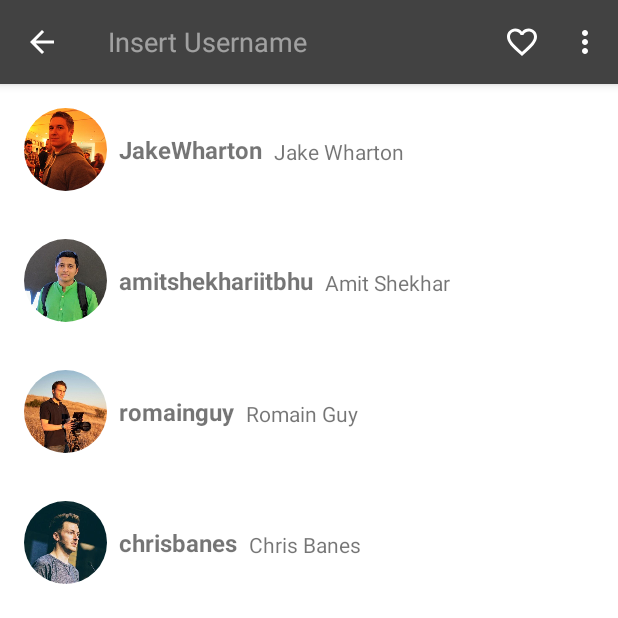
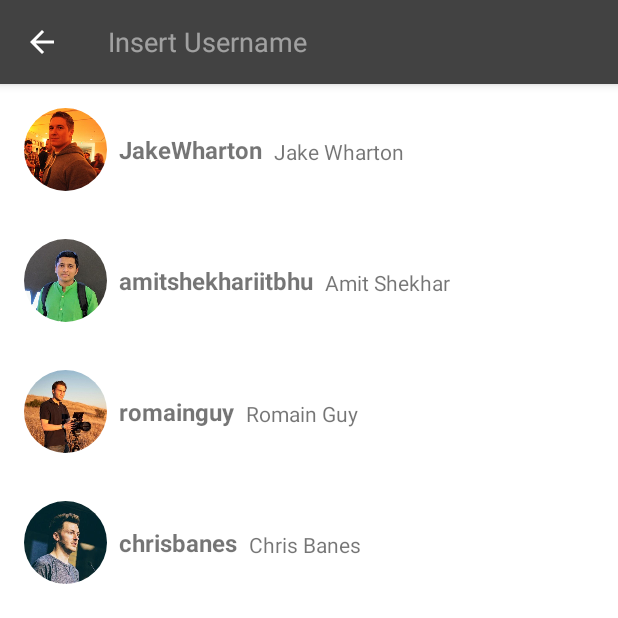
Before and after one commit to okugatafahmi/Github-User, an Android app: the screen it shows after launch (MainActivity), after a tap on "Search", on a phone screen of 412 x 824 dp, the top half of it. Run offline under Robolectric (Android 15) with nearby library versions, the phone set to English and light mode, and no system bars; our stand-ins replace CircleImageView; pictures from the network do not load.

Commit message:
style: add share icon in user detail menu and expand search view

```diff
--- a/app/src/main/java/com/okugata/githubuser/activity/favorite/UserFavoriteActivity.kt
+++ b/app/src/main/java/com/okugata/githubuser/activity/favorite/UserFavoriteActivity.kt
@@ -7,6 +7,7 @@ import android.view.MenuItem
 import androidx.activity.viewModels
 import androidx.recyclerview.widget.LinearLayoutManager
 import com.okugata.githubuser.GithubUserApplication
+import com.okugata.githubuser.R
 import com.okugata.githubuser.activity.detail.UserDetailActivity
 import com.okugata.githubuser.database.UserFavoriteViewModel
 import com.okugata.githubuser.database.UserFavoriteViewModelFactory
@@ -28,7 +29,7 @@ class UserFavoriteActivity : AppCompatActivity() {
 
         supportActionBar?.apply {
             setDisplayHomeAsUpEnabled(true)
-            title = "Favorites"
+            title = getString(R.string.favorite)
         }
 
         val adapter = ListUserAdapter().apply {
--- a/app/src/main/java/com/okugata/githubuser/activity/main/MainActivity.kt
+++ b/app/src/main/java/com/okugata/githubuser/activity/main/MainActivity.kt
@@ -4,12 +4,12 @@ import android.app.SearchManager
 import android.content.Context
 import android.content.Intent
 import android.content.res.TypedArray
-import androidx.appcompat.app.AppCompatActivity
 import android.os.Bundle
 import android.provider.Settings
 import android.view.Menu
 import android.view.MenuItem
 import android.view.View
+import androidx.appcompat.app.AppCompatActivity
 import androidx.appcompat.widget.SearchView
 import androidx.lifecycle.ViewModelProvider
 import androidx.recyclerview.widget.LinearLayoutManager
@@ -20,6 +20,7 @@ import com.okugata.githubuser.databinding.ActivityMainBinding
 import com.okugata.githubuser.model.User
 import com.okugata.githubuser.recyclerview.ListUserAdapter
 import com.okugata.githubuser.recyclerview.OnItemClickCallback
+
 
 class MainActivity : AppCompatActivity() {
 
@@ -117,11 +118,26 @@ class MainActivity : AppCompatActivity() {
 
     private fun setSearchView(menu: Menu) {
         val searchManager = getSystemService(Context.SEARCH_SERVICE) as SearchManager
-        val searchView = menu.findItem(R.id.search).actionView as SearchView
+        val searchItem = menu.findItem(R.id.search)
+        val searchView = searchItem.actionView as SearchView
 
-        searchView.setSearchableInfo(searchManager.getSearchableInfo(componentName))
-        searchView.queryHint = resources.getString(R.string.search_hint)
-        searchView.setOnQueryTextListener(object : SearchView.OnQueryTextListener {
+        searchItem.setOnActionExpandListener(object : MenuItem.OnActionExpandListener {
+            override fun onMenuItemActionExpand(item: MenuItem): Boolean {
+                setItemsVisibility(menu, searchItem, false)
+                return true
+            }
+
+            override fun onMenuItemActionCollapse(item: MenuItem): Boolean {
+                setItemsVisibility(menu, searchItem, true)
+                invalidateOptionsMenu()
+                return true
+            }
+        })
+
+        searchView.apply {
+            setSearchableInfo(searchManager.getSearchableInfo(componentName))
+            queryHint = resources.getString(R.string.search_hint)
+            setOnQueryTextListener(object : SearchView.OnQueryTextListener {
                 override fun onQueryTextSubmit(query: String): Boolean {
                     showLoading(true)
                     searchView.clearFocus()
@@ -133,6 +149,14 @@ class MainActivity : AppCompatActivity() {
                     return false
                 }
             })
+        }
+    }
+
+    private fun setItemsVisibility(menu: Menu, exception: MenuItem, isVisible: Boolean) {
+        for (i in 0 until menu.size()) {
+            val item = menu.getItem(i)
+            if (item !== exception) item.isVisible = isVisible
+        }
     }
 
     private fun prepare() {
--- /dev/null
+++ b/app/src/main/res/drawable/ic_share_white_24dp.xml
@@ -0,0 +1,5 @@
+<vector android:height="24dp" android:tint="#FFFFFF"
+    android:viewportHeight="24" android:viewportWidth="24"
+    android:width="24dp" xmlns:android="http://schemas.android.com/apk/res/android">
+    <path android:fillColor="@android:color/white" android:pathData="M18,16.08c-0.76,0 -1.44,0.3 -1.96,0.77L8.91,12.7c0.05,-0.23 0.09,-0.46 0.09,-0.7s-0.04,-0.47 -0.09,-0.7l7.05,-4.11c0.54,0.5 1.25,0.81 2.04,0.81 1.66,0 3,-1.34 3,-3s-1.34,-3 -3,-3 -3,1.34 -3,3c0,0.24 0.04,0.47 0.09,0.7L8.04,9.81C7.5,9.31 6.79,9 6,9c-1.66,0 -3,1.34 -3,3s1.34,3 3,3c0.79,0 1.5,-0.31 2.04,-0.81l7.12,4.16c-0.05,0.21 -0.08,0.43 -0.08,0.65 0,1.61 1.31,2.92 2.92,2.92 1.61,0 2.92,-1.31 2.92,-2.92s-1.31,-2.92 -2.92,-2.92z"/>
+</vector>
--- a/app/src/main/res/menu/menu_user_detail.xml
+++ b/app/src/main/res/menu/menu_user_detail.xml
@@ -4,5 +4,6 @@
     <item
         android:id="@+id/share_user"
         android:title="@string/share"
-        app:showAsAction="never" />
+        android:icon="@drawable/ic_share_white_24dp"
+        app:showAsAction="always" />
 </menu>
--- a/app/src/main/res/values/strings.xml
+++ b/app/src/main/res/values/strings.xml
@@ -30,7 +30,7 @@
     <string name="reset_user_list">Reset User List</string>
     <string name="developer_username" translatable="false">okugatafahmi</string>
     <string name="about_developer">About Developer</string>
-    <string name="favorite">Favorite</string>
+    <string name="favorite">Favorites</string>
     <string name="add_favorite">Add Favorite</string>
 
     <string-array name="username">
```
Lines whose indentation alone changed are shown as unchanged.
